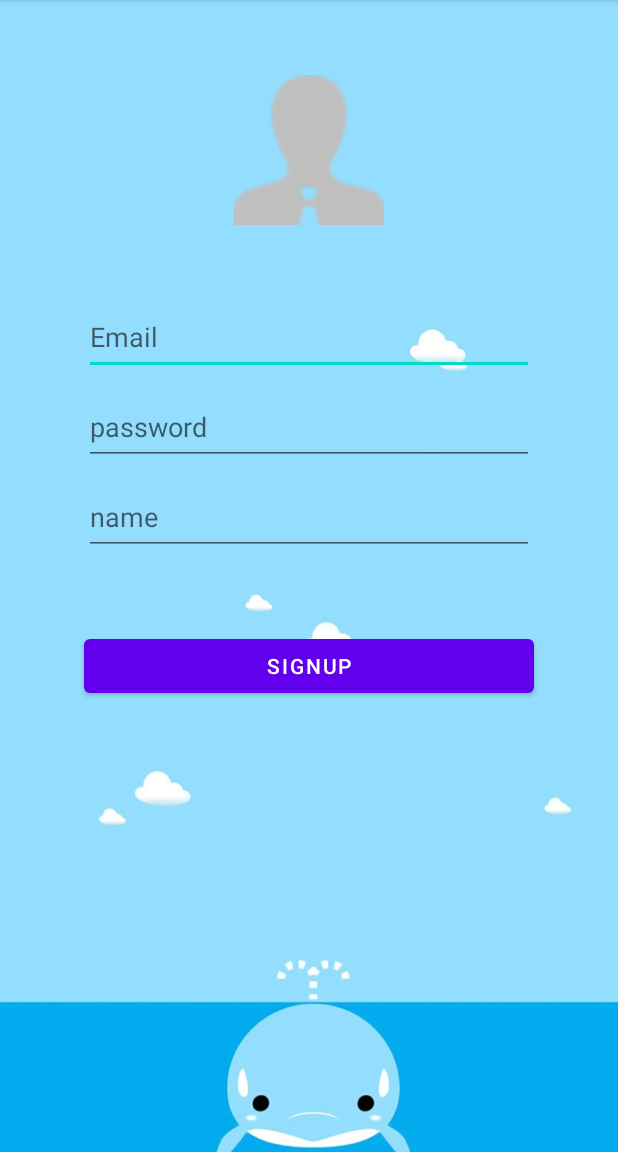
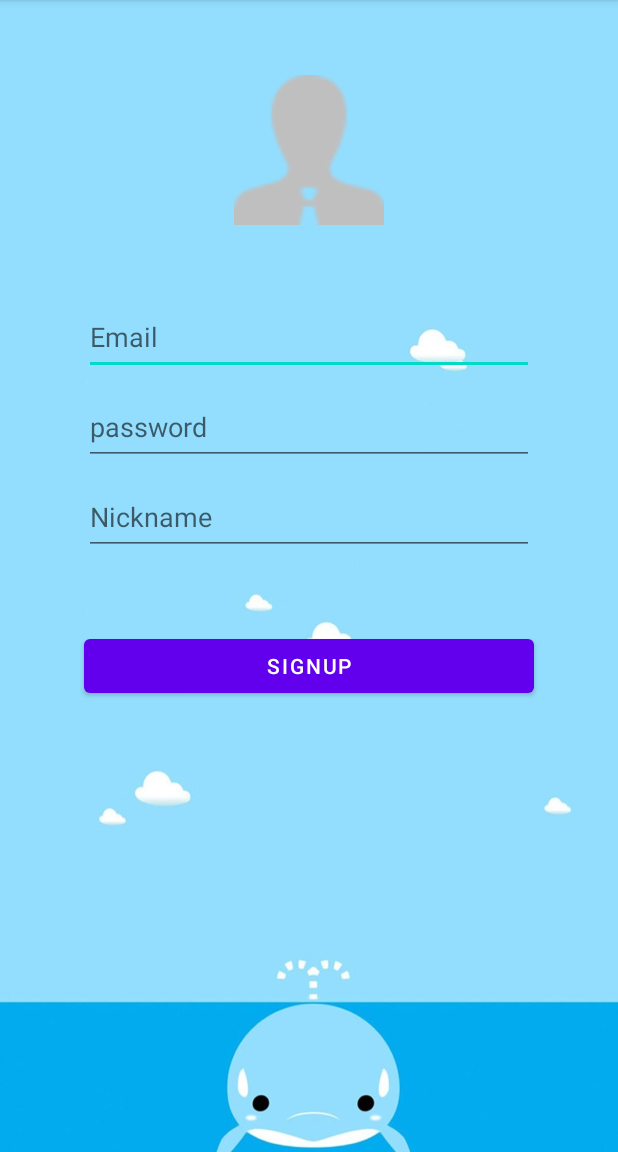
Before and after one commit to GGF82673134/BirthdaySongApplication, an Android app: the RegisterActivity screen opened directly, with no data from a screen before it, on a phone screen of 412 x 824 dp, the part 84-1236 px from its top. Run offline under Robolectric (Android 15) with nearby library versions, the phone set to English and light mode, and no system bars; our stand-ins replace Firebase (no records; nobody signed in at launch, a user with empty details on screens opened directly).

Commit message:
Fix register function

```diff
--- a/app/src/main/res/layout/activity_register.xml
+++ b/app/src/main/res/layout/activity_register.xml
@@ -35,7 +35,7 @@
 
     <EditText
 
-        android:hint="name"
+        android:hint="Nickname"
         android:id="@+id/name"
         android:layout_marginTop="10dp"
         android:layout_width="300dp"
```
